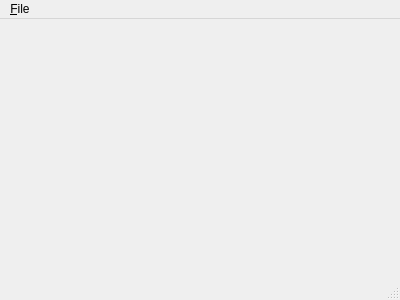
Above: forms/mainwindow.ui from VixenWorksAI/test-repo before the change. Below: the same form after it.
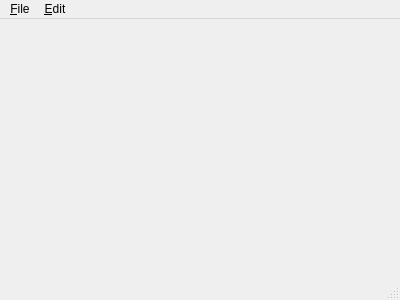
That is the form after the change.

Commit message: feat(agent): Implement Edit Menu [task:E1-S2-T2]

Patch:
```diff
--- a/forms/mainwindow.ui
+++ b/forms/mainwindow.ui
@@ -21,7 +21,15 @@
     </property>
     <addaction name="actionExit"/>
    </widget>
+   <widget class="QMenu" name="menuEdit">
+    <property name="title">
+     <string>&amp;Edit</string>
+    </property>
+    <addaction name="actionCopy"/>
+    <addaction name="actionPaste"/>
+   </widget>
    <addaction name="menuFile"/>
+   <addaction name="menuEdit"/>
   </widget>
   <widget class="QStatusBar" name="statusbar"/>
   <action name="actionExit">
```
Left out of the diff: 10 changed lines with no effect on the pictures. The commit also changes 4 other files.
